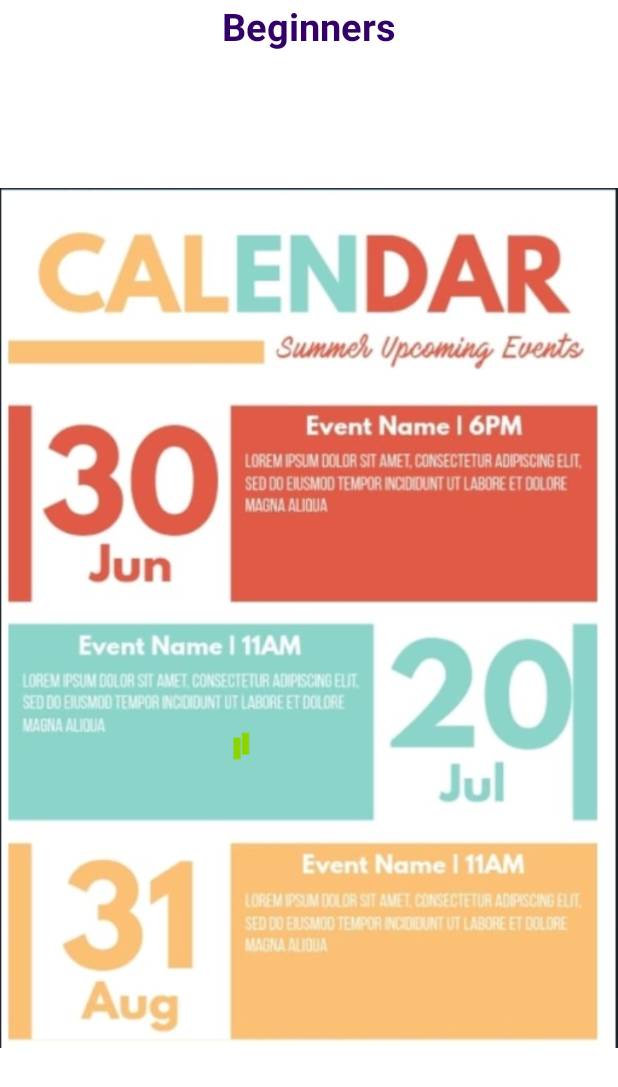
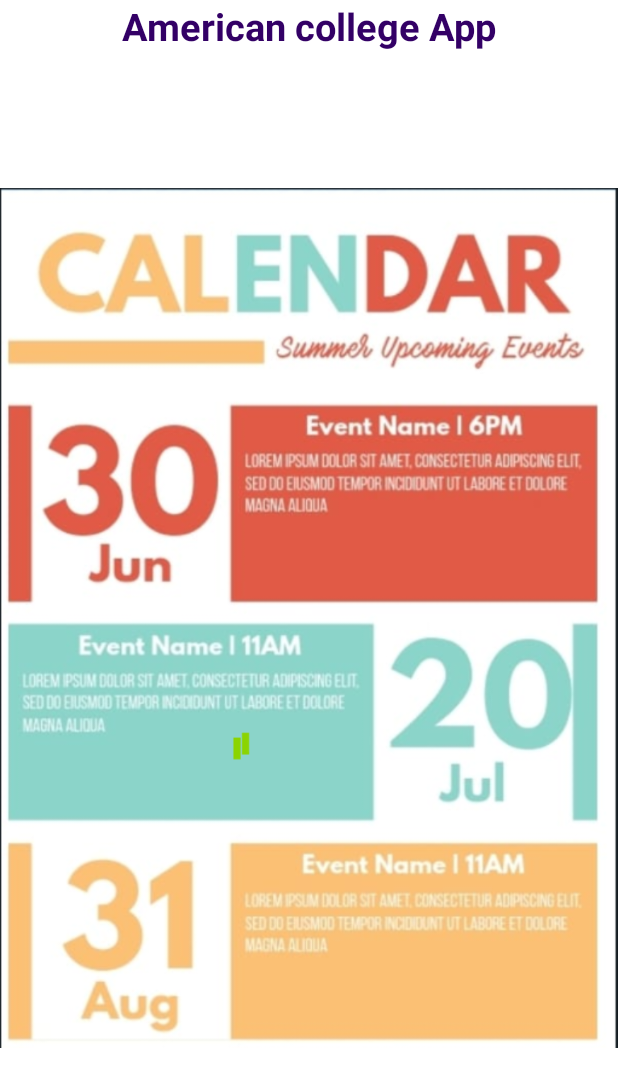
Before and after one commit to sairajeev502/amarican_clg, an Android app: the MainActivity screen opened directly, with no data from a screen before it, on a phone screen of 412 x 824 dp. Shown: the top 1087 px of the screen. Run offline under Robolectric (Android 15) with nearby library versions, the phone set to English and light mode, and no system bars.

Commit message:
updated title

```diff
--- a/app/src/main/res/layout/activity_main.xml
+++ b/app/src/main/res/layout/activity_main.xml
@@ -10,7 +10,7 @@
     <TextView
         android:layout_width="match_parent"
         android:layout_height="wrap_content"
-        android:text="Beginners"
+        android:text="American college App"
         android:textStyle="bold"
         android:textColor="@color/color1"
         android:textAlignment="center"
```
